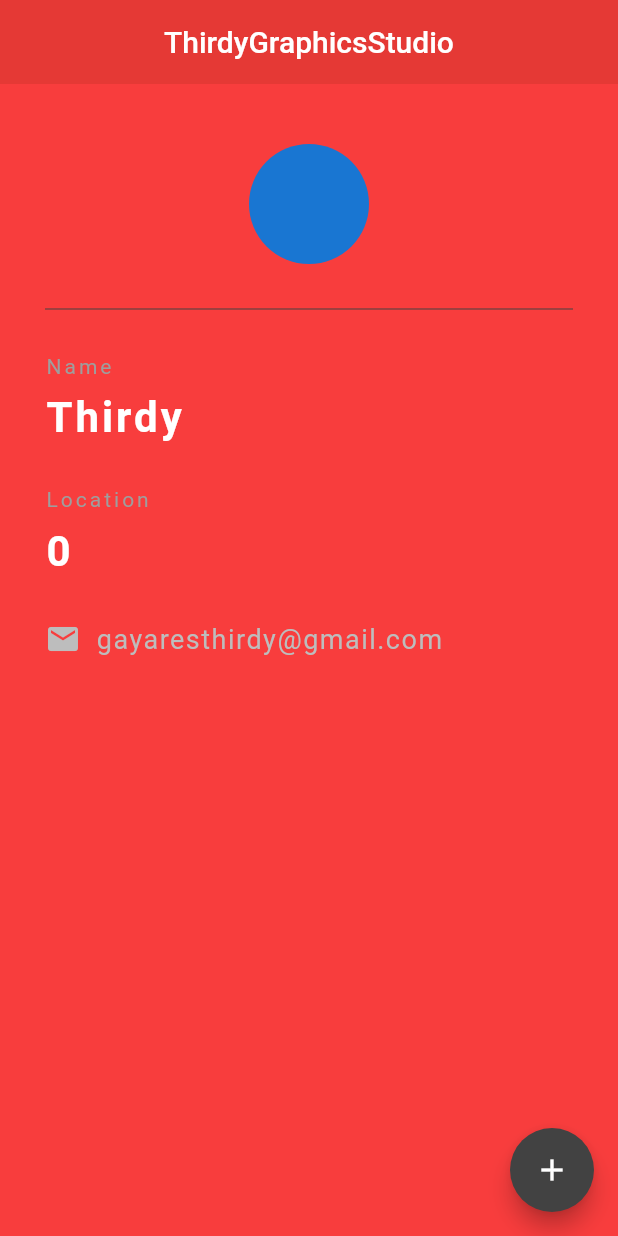
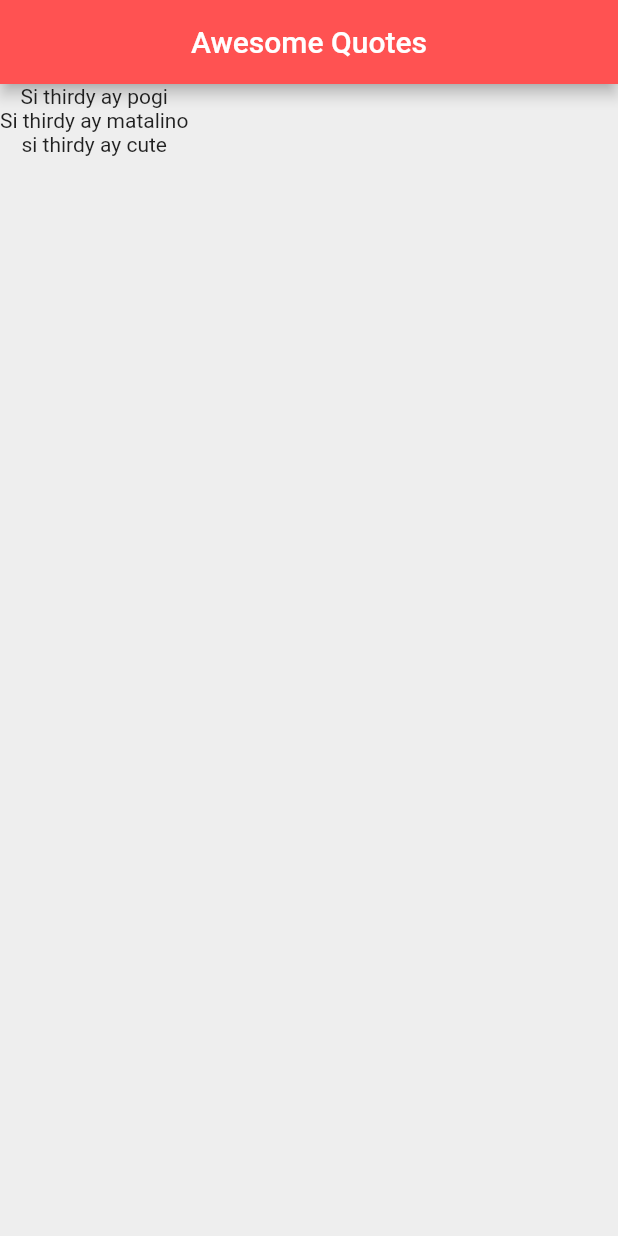
Before and after one commit to thirdygayares/swawppie, a Flutter app: the screen it shows after launch, on a phone screen of 412 x 824 dp. Run offline on Flutter 3.47's test engine with Material 2 defaults, Android fonts, the phone set to English and light mode, and no system bars; our stand-ins replace carousel_pro.

Commit message:
lIST OF DATA

```diff
--- a/lib/main.dart
+++ b/lib/main.dart
@@ -12,112 +12,24 @@ class ThirdyCard extends StatefulWidget {
 }
 
 class _ThirdyCardState extends State<ThirdyCard> {
-  int thirdy = 0;
+  List<String> quotes = [
+    'Si thirdy ay pogi',
+    'Si thirdy ay matalino',
+    'si thirdy ay cute',
+  ];
+
   @override
   Widget build(BuildContext context) {
     return Scaffold(
-      backgroundColor: Color.fromARGB(255, 248, 61, 61),
+      backgroundColor: Colors.grey[200],
       appBar: AppBar(
-        title: Text('ThirdyGraphicsStudio'),
-        elevation: 0.0,
+        backgroundColor: Colors.redAccent,
+        title: Text('Awesome Quotes'),
         centerTitle: true,
-        backgroundColor: Colors.red[600],
       ),
-      floatingActionButton: FloatingActionButton(
-        onPressed: () {
-          setState(() {
-            thirdy += 1;
-          });
-        },
-        child: Icon(Icons.add),
-        backgroundColor: Colors.grey[800],
+      body: Column(
+        children: quotes.map((quotes) => Text(quotes)).toList(),
       ),
-      body: Padding(
-          padding: EdgeInsets.fromLTRB(30.0, 40.0, 30.0, 0.0),
-          child: Column(
-            crossAxisAlignment: CrossAxisAlignment.start,
-            children: <Widget>[
-              Center(
-                child: CircleAvatar(
-                  // backgroundImage: AssetImage('images/profile/jose.png'),
-                  radius: 40.0,
-                ),
-              ),
-              Divider(
-                height: 60.0,
-                color: Colors.grey[800],
-              ),
-              Text(
-                'Name',
-                style: TextStyle(
-                  color: Colors.grey,
-                  letterSpacing: 2.0,
-                ),
-              ),
-              // adding space
-              SizedBox(
-                height: 10.0,
-              ),
-              Text(
-                'Thirdy',
-                style: TextStyle(
-                  color: Colors.white,
-                  letterSpacing: 2.0,
-                  fontSize: 28.0,
-                  fontWeight: FontWeight.bold,
-                ),
-              ),
-
-              SizedBox(
-                height: 30.0,
-              ),
-
-              Text(
-                'Location',
-                style: TextStyle(
-                  color: Colors.grey,
-                  letterSpacing: 2.0,
-                ),
-              ),
-              // adding space
-              SizedBox(
-                height: 10.0,
-              ),
-              Text(
-                '$thirdy',
-                style: TextStyle(
-                  color: Colors.white,
-                  letterSpacing: 2.0,
-                  fontSize: 28.0,
-                  fontWeight: FontWeight.bold,
-                ),
-              ),
-
-              SizedBox(
-                height: 30.0,
-              ),
-
-              Row(
-                children: <Widget>[
-                  Icon(
-                    Icons.email,
-                    color: Colors.grey[400],
-                  ),
-                  SizedBox(
-                    width: 10.0,
-                  ),
-                  Text(
-                    'gayaresthirdy@gmail.com',
-                    style: TextStyle(
-                      color: Colors.grey[400],
-                      fontSize: 18.0,
-                      letterSpacing: 1.0,
-                    ),
-                  )
-                ],
-              ),
-            ],
-          )),
     );
   }
 }
```
